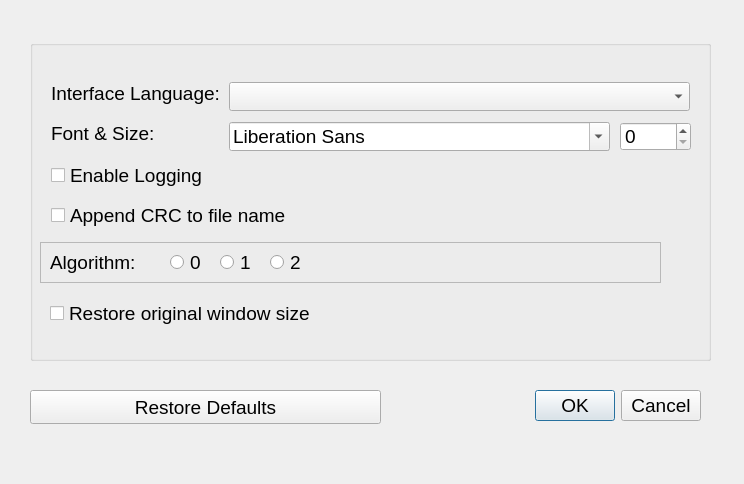
This is MKVBatchMultiplex/ui/PreferencesDialog.ui in akai10tsuki/mkvbatchmultiplex as Qt 5 draws it before an edit. The edited form follows.
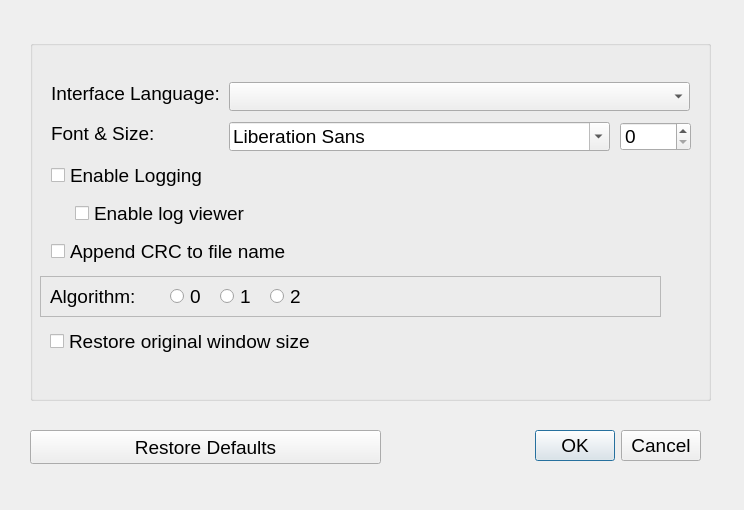
This is the edited form.

Commit message: Activate Log Viewer code

What changed in the file:
```diff
--- a/MKVBatchMultiplex/ui/PreferencesDialog.ui
+++ b/MKVBatchMultiplex/ui/PreferencesDialog.ui
@@ -7,7 +7,7 @@
     <x>0</x>
     <y>0</y>
     <width>744</width>
-    <height>484</height>
+    <height>510</height>
    </rect>
   </property>
   <property name="font">
@@ -25,7 +25,7 @@
    <property name="geometry">
     <rect>
      <x>460</x>
-     <y>390</y>
+     <y>430</y>
      <width>241</width>
      <height>32</height>
     </rect>
@@ -43,7 +43,7 @@
      <x>30</x>
      <y>40</y>
      <width>681</width>
-     <height>321</height>
+     <height>361</height>
     </rect>
    </property>
    <property name="title">
@@ -76,7 +76,7 @@
     <property name="geometry">
      <rect>
       <x>20</x>
-      <y>260</y>
+      <y>288</y>
       <width>641</width>
       <height>27</height>
      </rect>
@@ -148,7 +148,7 @@
     <property name="geometry">
      <rect>
       <x>10</x>
-      <y>202</y>
+      <y>236</y>
       <width>621</width>
       <height>41</height>
      </rect>
@@ -216,7 +216,7 @@
     <property name="geometry">
      <rect>
       <x>21</x>
-      <y>162</y>
+      <y>198</y>
       <width>641</width>
       <height>27</height>
      </rect>
@@ -225,12 +225,25 @@
      <string>Append CRC to file name</string>
     </property>
    </widget>
+   <widget class="QCheckBox" name="chkBoxEnableLogViewer">
+    <property name="geometry">
+     <rect>
+      <x>45</x>
+      <y>160</y>
+      <width>611</width>
+      <height>27</height>
+     </rect>
+    </property>
+    <property name="text">
+     <string>Enable log viewer</string>
+    </property>
+   </widget>
   </widget>
   <widget class="QPushButton" name="btnRestoreDefaults">
    <property name="geometry">
     <rect>
      <x>30</x>
-     <y>390</y>
+     <y>430</y>
      <width>351</width>
      <height>34</height>
     </rect>
```
The commit also changes 7 other files.
